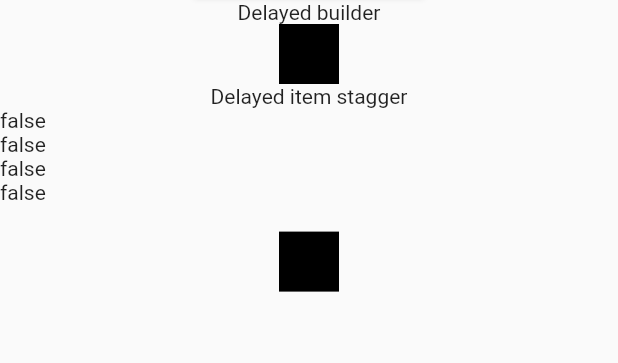
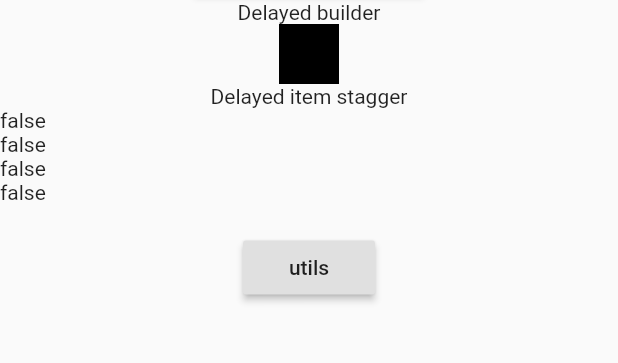
Before and after one commit to RoundedInfinity/flutility, a Flutter app: the screen it shows after launch, on a phone screen of 412 x 824 dp, the part 528-891 px from its top. Run offline on Flutter 3.47's test engine with Material 2 defaults, Android fonts, the phone set to English and light mode, and no system bars.

Commit message:
added util

```diff
--- a/example/lib/main.dart
+++ b/example/lib/main.dart
@@ -1,5 +1,7 @@
 import 'package:flutter/material.dart';
 import 'package:flutility/flutility.dart';
+
+import 'package:flutility/util/util.dart';
 
 import 'app_bar_page.dart';
 import 'emphasized_elevation_page.dart';
@@ -30,7 +32,8 @@ class HomePage extends StatefulWidget {
 
 class _HomePageState extends State<HomePage> {
   bool animate = false;
-
+  var util = Utility();
+  final _scaffoldKey = GlobalKey<ScaffoldState>();
   //Using the logger
   void useLogger() {
     Logger logger = Logger(name: 'Dieter the logger');
@@ -98,6 +101,7 @@ class _HomePageState extends State<HomePage> {
   @override
   Widget build(BuildContext context) {
     return Scaffold(
+      key: _scaffoldKey,
       appBar: AppBar(title: Text('HomePage')),
       body: Center(
         child: Column(
@@ -139,16 +143,27 @@ class _HomePageState extends State<HomePage> {
             ),
             Text('Delayed item stagger'),
             _itemStagger(),
-            DelayedValueBuilder(
-              builder: (context, value) => AnimatedContainer(
-                duration: Duration(milliseconds: 200),
-                color: value ? Colors.green : Colors.black,
-                height: 40,
-                width: 40,
+            Builder(
+              builder: (context) => RaisedButton(
+                child: Text('utils'),
+                onPressed: () {
+                  util.noStackSnackbar('Hello there', context: context);
+
+                  util.simpleDialog(
+                    context,
+                    title: 'Hellooo',
+                    content: 'Is anyone there?',
+                    actions: [
+                      FlatButton(
+                        onPressed: () {},
+                        child: Text("I\'m different"),
+                      )
+                    ],
+                  );
+
+                },
               ),
-              value: animate,
-              delay: Duration(milliseconds: 700),
-            ),
+            )
           ],
         ),
       ),
--- a/lib/flutility.dart
+++ b/lib/flutility.dart
@@ -1,6 +1,7 @@
 library flutility;
 
 export 'package:flutility/util/logger.dart';
+export 'package:flutility/util/util.dart';
 export 'package:flutility/widgets/delayed_value_builder.dart';
 export 'package:flutility/widgets/ripple_anamation.dart';
 export 'package:flutility/widgets/scale_item_switch.dart';
--- a/lib/widgets/delayed_value_stagger.dart
+++ b/lib/widgets/delayed_value_stagger.dart
@@ -27,6 +27,7 @@ typedef DelayListBuilder = List<Widget> Function(
 
 class DelayedValueStagger extends StatefulWidget {
   final DelayListBuilder builder;
+
   /// For multiple values you can pass a `List`.
   final value;
   final Duration duration;
--- a/lib/widgets/scale_item_switch.dart
+++ b/lib/widgets/scale_item_switch.dart
@@ -66,7 +66,7 @@ class _ScaleIconSwitchState extends State<ScaleIconSwitch> {
               child: child,
               opacity: animation.drive(
                 Tween(
-                  begin: 0.0 ,
+                  begin: 0.0,
                   end: 1.0,
                 ).chain(CurveTween(curve: Curves.easeInCubic)),
               )),
```
Also changed, not shown: lib/util/util.dart (added, +95 -0 lines).
